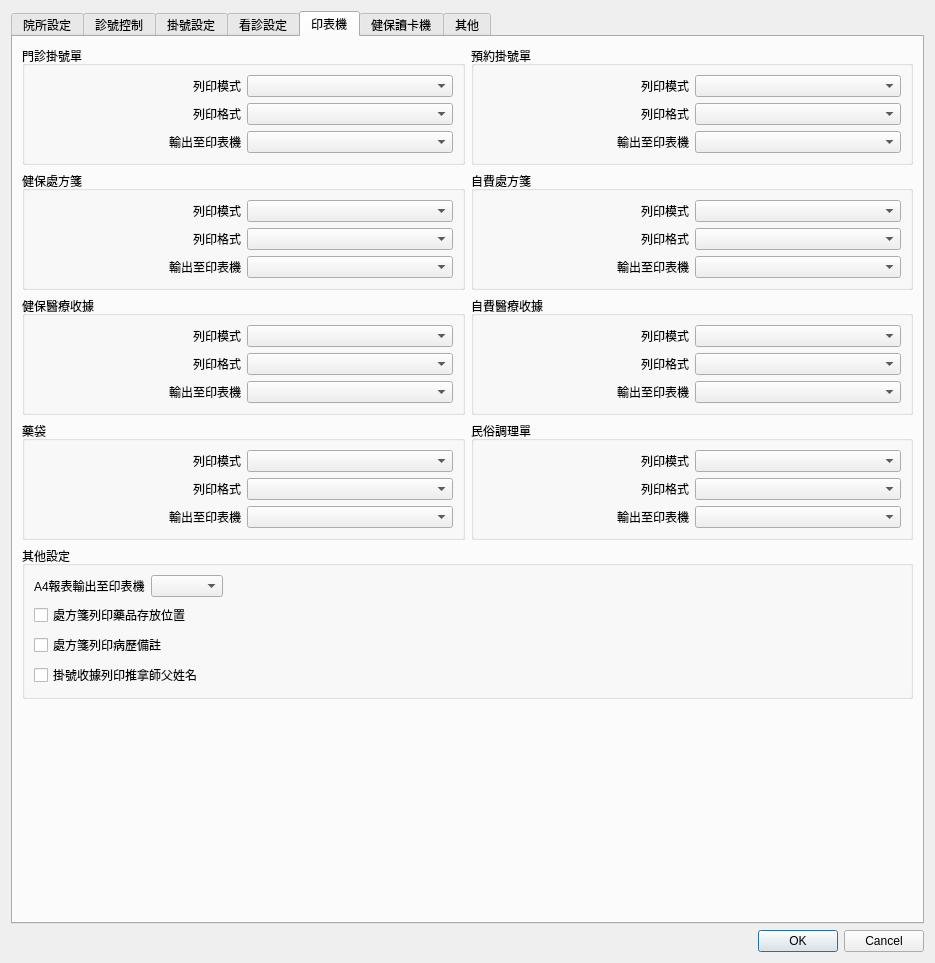
First picture: the form in ui/dialog_settings.ui, repository picacat/pyMedical, before the edit.
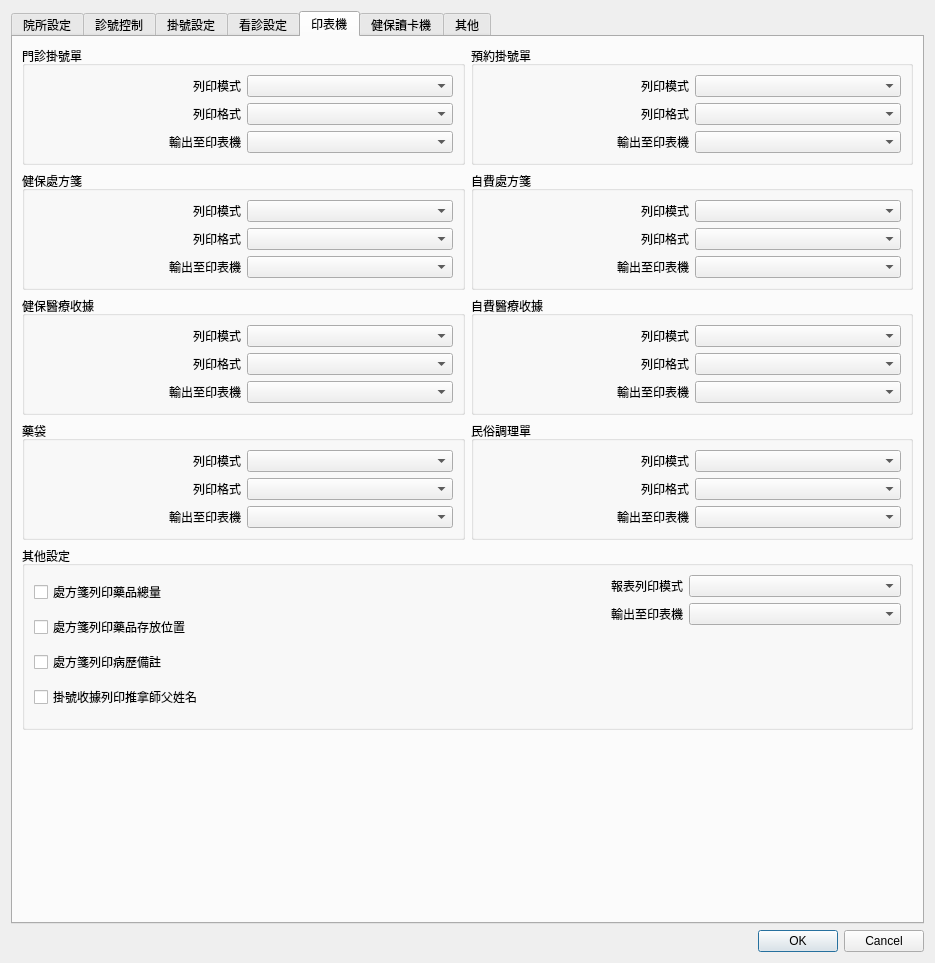
Second picture: the form after the edit. The open tabs and pages were chosen to show the change. Icons and pictures are not drawn.

```diff
--- a/ui/dialog_settings.ui
+++ b/ui/dialog_settings.ui
@@ -1455,55 +1455,98 @@
            <property name="flat">
             <bool>true</bool>
            </property>
-           <layout class="QVBoxLayout" name="verticalLayout_30">
+           <layout class="QHBoxLayout" name="horizontalLayout_13">
+            <property name="rightMargin">
+             <number>9</number>
+            </property>
             <item>
-             <layout class="QHBoxLayout" name="horizontalLayout_6">
-              <item>
-               <widget class="QLabel" name="label_58">
+             <layout class="QGridLayout" name="gridLayout_18">
+              <item row="0" column="0">
+               <widget class="QCheckBox" name="checkBox_print_total_dosage">
                 <property name="text">
-                 <string>A4報表輸出至印表機</string>
+                 <string>處方箋列印藥品總量</string>
                 </property>
                </widget>
               </item>
-              <item>
+              <item row="1" column="0">
+               <widget class="QCheckBox" name="checkBox_print_location">
+                <property name="text">
+                 <string>處方箋列印藥品存放位置</string>
+                </property>
+               </widget>
+              </item>
+              <item row="2" column="0">
+               <widget class="QCheckBox" name="checkBox_print_remark">
+                <property name="text">
+                 <string>處方箋列印病歷備註</string>
+                </property>
+               </widget>
+              </item>
+              <item row="3" column="0">
+               <widget class="QCheckBox" name="checkBox_print_massager">
+                <property name="text">
+                 <string>掛號收據列印推拿師父姓名</string>
+                </property>
+               </widget>
+              </item>
+             </layout>
+            </item>
+            <item>
+             <layout class="QGridLayout" name="gridLayout_21">
+              <item row="1" column="1">
                <widget class="QComboBox" name="comboBox_report_printer"/>
               </item>
-              <item>
-               <spacer name="horizontalSpacer_12">
+              <item row="1" column="0">
+               <widget class="QLabel" name="label_59">
+                <property name="text">
+                 <string>輸出至印表機</string>
+                </property>
+                <property name="alignment">
+                 <set>Qt::AlignRight|Qt::AlignTrailing|Qt::AlignVCenter</set>
+                </property>
+               </widget>
+              </item>
+              <item row="0" column="1">
+               <widget class="QComboBox" name="comboBox_report_print_mode"/>
+              </item>
+              <item row="0" column="0">
+               <widget class="QLabel" name="label_58">
+                <property name="text">
+                 <string>報表列印模式</string>
+                </property>
+                <property name="alignment">
+                 <set>Qt::AlignRight|Qt::AlignTrailing|Qt::AlignVCenter</set>
+                </property>
+               </widget>
+              </item>
+              <item row="2" column="0">
+               <spacer name="verticalSpacer_8">
                 <property name="orientation">
-                 <enum>Qt::Horizontal</enum>
+                 <enum>Qt::Vertical</enum>
                 </property>
                 <property name="sizeHint" stdset="0">
                  <size>
-                  <width>40</width>
-                  <height>20</height>
+                  <width>20</width>
+                  <height>40</height>
+                 </size>
+                </property>
+               </spacer>
+              </item>
+              <item row="2" column="1">
+               <spacer name="verticalSpacer_9">
+                <property name="orientation">
+                 <enum>Qt::Vertical</enum>
+                </property>
+                <property name="sizeHint" stdset="0">
+                 <size>
+                  <width>20</width>
+                  <height>40</height>
                  </size>
                 </property>
                </spacer>
               </item>
              </layout>
             </item>
-            <item>
-             <widget class="QCheckBox" name="checkBox_9">
-              <property name="text">
-               <string>處方箋列印藥品存放位置</string>
-              </property>
-             </widget>
-            </item>
-            <item>
-             <widget class="QCheckBox" name="checkBox_11">
-              <property name="text">
-               <string>處方箋列印病歷備註</string>
-              </property>
-             </widget>
-            </item>
-            <item>
-             <widget class="QCheckBox" name="checkBox_10">
-              <property name="text">
-               <string>掛號收據列印推拿師父姓名</string>
-              </property>
-             </widget>
-            </item>
            </layout>
           </widget>
          </item>
```
Left out of the diff: 8 changed lines with no effect on the pictures.
